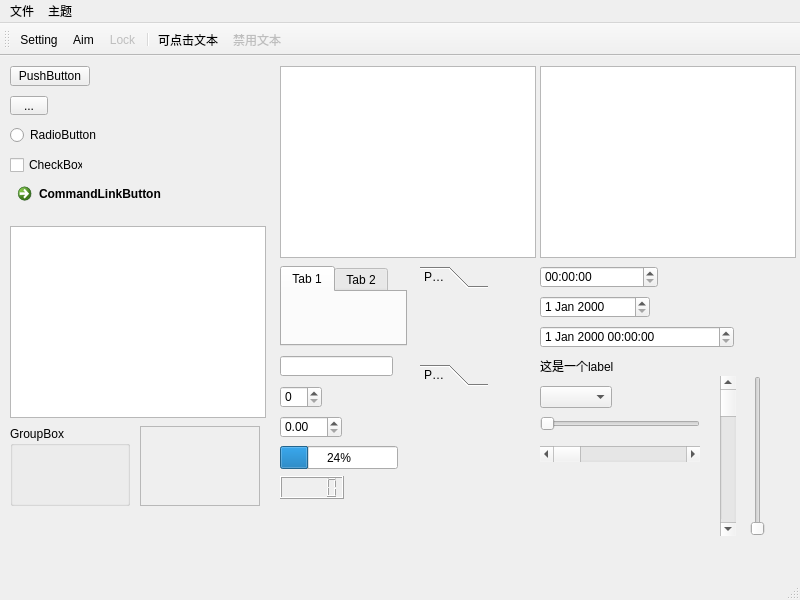
First picture: the form in mainwindow.ui, repository lucky-billy/StyleControl, before the edit.
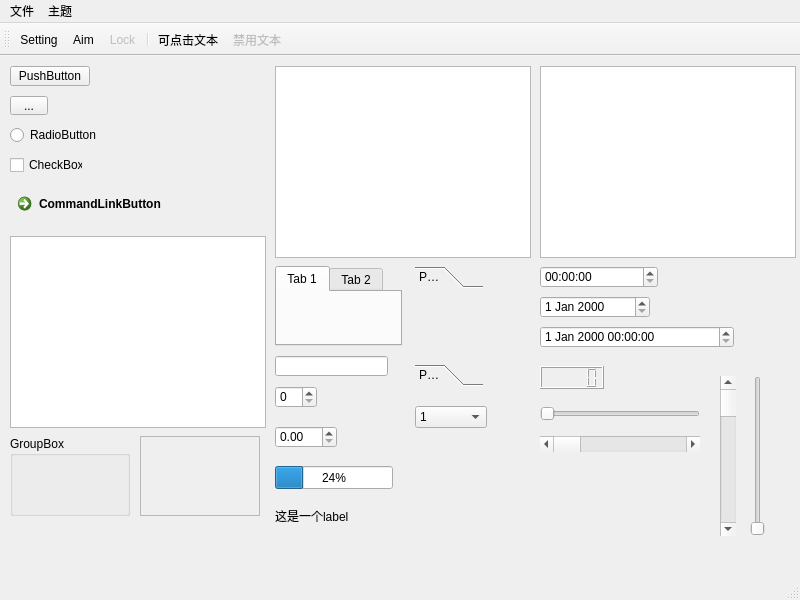
Second picture: the form after the edit. Icons and pictures are not drawn.

What changed in the file:
```diff
--- a/mainwindow.ui
+++ b/mainwindow.ui
@@ -69,7 +69,7 @@
    <widget class="QTableView" name="tableView">
     <property name="geometry">
      <rect>
-      <x>280</x>
+      <x>275</x>
       <y>10</y>
       <width>256</width>
       <height>192</height>
@@ -90,7 +90,7 @@
     <property name="geometry">
      <rect>
       <x>10</x>
-      <y>370</y>
+      <y>380</y>
       <width>120</width>
       <height>80</height>
      </rect>
@@ -103,7 +103,7 @@
     <property name="geometry">
      <rect>
       <x>140</x>
-      <y>370</y>
+      <y>380</y>
       <width>120</width>
       <height>80</height>
      </rect>
@@ -125,7 +125,7 @@
    <widget class="QToolBox" name="toolBox">
     <property name="geometry">
      <rect>
-      <x>420</x>
+      <x>415</x>
       <y>210</y>
       <width>68</width>
       <height>120</height>
@@ -164,7 +164,7 @@
    <widget class="QTabWidget" name="tabWidget">
     <property name="geometry">
      <rect>
-      <x>280</x>
+      <x>275</x>
       <y>210</y>
       <width>127</width>
       <height>80</height>
@@ -187,7 +187,7 @@
    <widget class="QSpinBox" name="spinBox">
     <property name="geometry">
      <rect>
-      <x>280</x>
+      <x>275</x>
       <y>330</y>
       <width>42</width>
       <height>22</height>
@@ -197,8 +197,8 @@
    <widget class="QDoubleSpinBox" name="doubleSpinBox">
     <property name="geometry">
      <rect>
-      <x>280</x>
-      <y>360</y>
+      <x>275</x>
+      <y>370</y>
       <width>62</width>
       <height>22</height>
      </rect>
@@ -207,8 +207,8 @@
    <widget class="QLabel" name="label">
     <property name="geometry">
      <rect>
-      <x>540</x>
-      <y>300</y>
+      <x>275</x>
+      <y>450</y>
       <width>100</width>
       <height>20</height>
      </rect>
@@ -221,7 +221,7 @@
     <property name="geometry">
      <rect>
       <x>10</x>
-      <y>170</y>
+      <y>180</y>
       <width>256</width>
       <height>192</height>
      </rect>
@@ -230,8 +230,8 @@
    <widget class="QLCDNumber" name="lcdNumber">
     <property name="geometry">
      <rect>
-      <x>280</x>
-      <y>420</y>
+      <x>540</x>
+      <y>310</y>
       <width>64</width>
       <height>23</height>
      </rect>
@@ -240,8 +240,8 @@
    <widget class="QProgressBar" name="progressBar">
     <property name="geometry">
      <rect>
-      <x>280</x>
-      <y>390</y>
+      <x>275</x>
+      <y>410</y>
       <width>118</width>
       <height>23</height>
      </rect>
@@ -284,7 +284,7 @@
     <property name="geometry">
      <rect>
       <x>10</x>
-      <y>120</y>
+      <y>130</y>
       <width>168</width>
       <height>41</height>
      </rect>
@@ -296,17 +296,42 @@
    <widget class="QComboBox" name="comboBox">
     <property name="geometry">
      <rect>
-      <x>540</x>
-      <y>330</y>
+      <x>415</x>
+      <y>350</y>
       <width>72</width>
       <height>22</height>
      </rect>
     </property>
+    <item>
+     <property name="text">
+      <string>1</string>
+     </property>
+    </item>
+    <item>
+     <property name="text">
+      <string>2</string>
+     </property>
+    </item>
+    <item>
+     <property name="text">
+      <string>3</string>
+     </property>
+    </item>
+    <item>
+     <property name="text">
+      <string>4</string>
+     </property>
+    </item>
+    <item>
+     <property name="text">
+      <string>5</string>
+     </property>
+    </item>
    </widget>
    <widget class="QLineEdit" name="lineEdit">
     <property name="geometry">
      <rect>
-      <x>280</x>
+      <x>275</x>
       <y>300</y>
       <width>113</width>
       <height>20</height>
@@ -317,7 +342,7 @@
     <property name="geometry">
      <rect>
       <x>540</x>
-      <y>360</y>
+      <y>350</y>
       <width>160</width>
       <height>16</height>
      </rect>
@@ -330,7 +355,7 @@
     <property name="geometry">
      <rect>
       <x>540</x>
-      <y>390</y>
+      <y>380</y>
       <width>160</width>
       <height>16</height>
      </rect>
```
Left out of the diff: 4 changed lines with no effect on the pictures.
